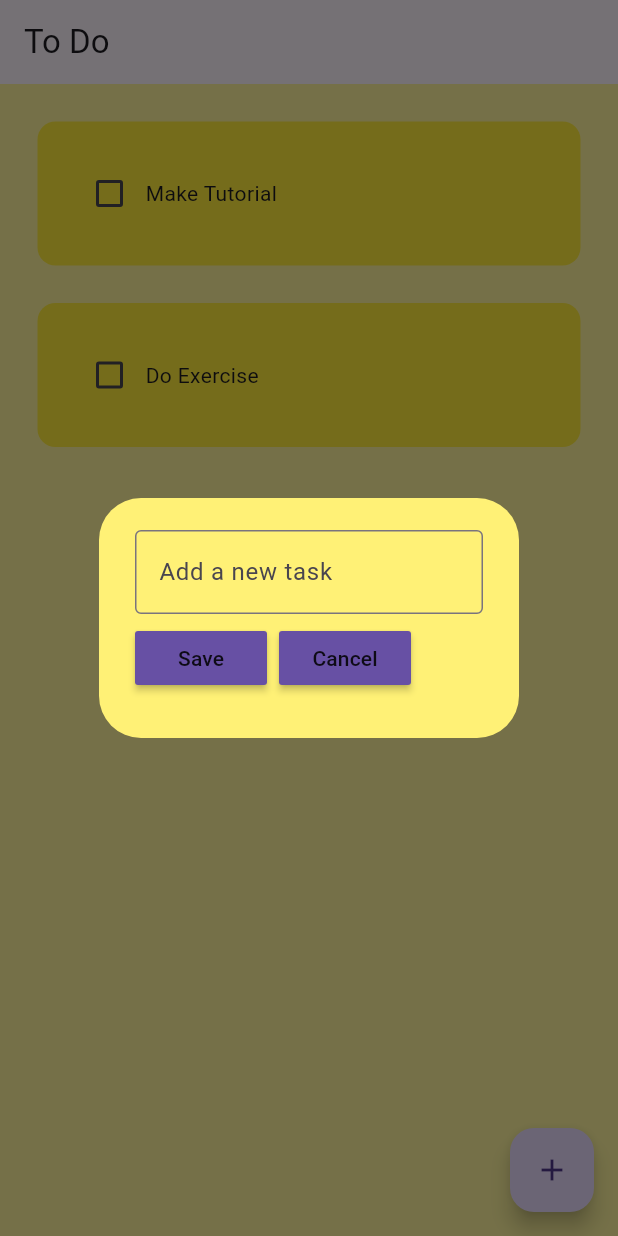
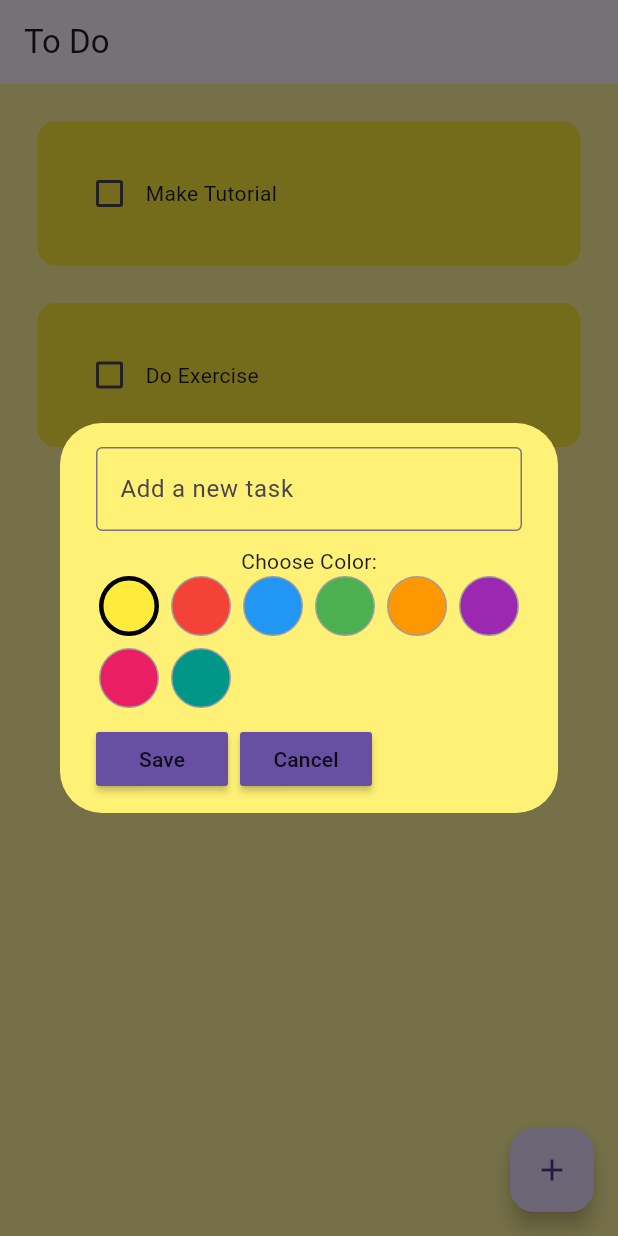
Before and after one commit to arata-aung/flutter_to_do_app, a Flutter app: the screen it shows after launch, after a tap on the "add" icon, on a phone screen of 412 x 824 dp. Run offline on Flutter 3.47's test engine with Material 3 defaults, Android fonts, the phone set to English and light mode, and no system bars; drawn by our look-alikes of flutter_slidable; our stand-ins replace hive_flutter; accounts and stored records are empty.

Commit message:
Add color setting feature for to-do items
Co-authored-by: arata-aung <5259204+arata-aung@users.noreply.github.com>

```diff
--- a/lib/data/database.dart
+++ b/lib/data/database.dart
@@ -7,13 +7,19 @@ class ToDoDatabase {
 
   void createInitialData() {
     toDoList = [
-      ["Make Tutorial", false],
-      ["Do Exercise", false],
+      ["Make Tutorial", false, "yellow"],
+      ["Do Exercise", false, "yellow"],
     ];
   }
 
   void loadData() {
     toDoList = _myBox.get("TODOLIST");
+    // Migrate old data that doesn't have color field
+    for (int i = 0; i < toDoList.length; i++) {
+      if (toDoList[i].length < 3) {
+        toDoList[i].add("yellow"); // Default color for old items
+      }
+    }
   }
 
   void updateDatabase() {
--- a/lib/pages/home_page.dart
+++ b/lib/pages/home_page.dart
@@ -34,7 +34,7 @@ class _HomePageState extends State<HomePage> {
     db.updateDatabase();
   }
 
-  void saveNewTask() {
+  void saveNewTask(String color) {
     if (_controller.text.trim().isEmpty) {
       return;
     }
@@ -42,6 +42,7 @@ class _HomePageState extends State<HomePage> {
       db.toDoList.add([
         _controller.text,
         false,
+        color,
       ]);
       _controller.clear();
     });
@@ -69,6 +70,13 @@ class _HomePageState extends State<HomePage> {
     db.updateDatabase();
   }
 
+  void changeTaskColor(int index, String newColor) {
+    setState(() {
+      db.toDoList[index][2] = newColor;
+    });
+    db.updateDatabase();
+  }
+
   @override
   Widget build(BuildContext context) {
     return Scaffold(
@@ -87,8 +95,12 @@ class _HomePageState extends State<HomePage> {
           return ToDoTile(
             taskName: db.toDoList[index][0],
             taskCompleted: db.toDoList[index][1],
+            taskColor: db.toDoList[index].length > 2
+                ? db.toDoList[index][2]
+                : "yellow",
             onChanged: (value) => checkBoxChanged(value, index),
             deleteFunction: (context) => deleteTask(index),
+            onColorChanged: (color) => changeTaskColor(index, color),
           );
         },
       ),
--- a/lib/util/dialog_box.dart
+++ b/lib/util/dialog_box.dart
@@ -1,9 +1,9 @@
 import 'package:flutter/material.dart';
 import 'package:to_do_app/util/my_button.dart';
 
-class DialogBox extends StatelessWidget {
+class DialogBox extends StatefulWidget {
   final TextEditingController controller;
-  final VoidCallback onSave;
+  final Function(String) onSave;
   final VoidCallback onCancel;
 
   const DialogBox({
@@ -14,28 +14,103 @@ class DialogBox extends StatelessWidget {
   });
 
   @override
+  State<DialogBox> createState() => _DialogBoxState();
+}
+
+class _DialogBoxState extends State<DialogBox> {
+  String selectedColor = "yellow";
+
+  Color getColorFromString(String colorName) {
+    switch (colorName.toLowerCase()) {
+      case 'red':
+        return Colors.red;
+      case 'blue':
+        return Colors.blue;
+      case 'green':
+        return Colors.green;
+      case 'orange':
+        return Colors.orange;
+      case 'purple':
+        return Colors.purple;
+      case 'pink':
+        return Colors.pink;
+      case 'teal':
+        return Colors.teal;
+      case 'cyan':
+        return Colors.cyan;
+      case 'amber':
+        return Colors.amber;
+      case 'yellow':
+      default:
+        return Colors.yellow;
+    }
+  }
+
+  Widget _buildColorOption(String colorName, Color color) {
+    return GestureDetector(
+      onTap: () {
+        setState(() {
+          selectedColor = colorName;
+        });
+      },
+      child: Container(
+        width: 40,
+        height: 40,
+        decoration: BoxDecoration(
+          color: color,
+          shape: BoxShape.circle,
+          border: Border.all(
+            color: selectedColor == colorName ? Colors.black : Colors.grey,
+            width: selectedColor == colorName ? 3 : 1,
+          ),
+        ),
+      ),
+    );
+  }
+
+  @override
   Widget build(BuildContext context) {
     return AlertDialog(
       backgroundColor: Colors.yellow[300],
       content: SizedBox(
-        height: 120,
+        height: 220,
         child: Column(
           mainAxisAlignment: MainAxisAlignment.spaceEvenly,
           children: [
             TextField(
-              controller: controller,
+              controller: widget.controller,
               decoration: const InputDecoration(
                 border: OutlineInputBorder(),
                 hintText: "Add a new task",
               ),
             ),
+            const SizedBox(height: 10),
+            const Text("Choose Color:"),
+            Wrap(
+              spacing: 8,
+              runSpacing: 8,
+              children: [
+                _buildColorOption('yellow', Colors.yellow),
+                _buildColorOption('red', Colors.red),
+                _buildColorOption('blue', Colors.blue),
+                _buildColorOption('green', Colors.green),
+                _buildColorOption('orange', Colors.orange),
+                _buildColorOption('purple', Colors.purple),
+                _buildColorOption('pink', Colors.pink),
+                _buildColorOption('teal', Colors.teal),
+              ],
+            ),
+            const SizedBox(height: 10),
             Row(
               children: [
-                MyButton(text: "Save", onPressed: onSave),
+                MyButton(
+                  text: "Save",
+                  onPressed: () => widget.onSave(selectedColor),
+                ),
                 const SizedBox(
                   width: 8,
                 ),
-                MyButton(text: "Cancel", onPressed: onCancel),
+                MyButton(text: "Cancel", onPressed: widget.onCancel),
               ],
             )
           ],
--- a/lib/util/todo_tile.dart
+++ b/lib/util/todo_tile.dart
@@ -6,6 +6,8 @@ class ToDoTile extends StatelessWidget {
   final bool taskCompleted;
   final Function(bool?)? onChanged;
   final Function(BuildContext)? deleteFunction;
+  final Function(String)? onColorChanged;
+  final String taskColor;
 
   const ToDoTile({
     super.key,
@@ -13,16 +15,100 @@ class ToDoTile extends StatelessWidget {
     required this.taskCompleted,
     required this.onChanged,
     required this.deleteFunction,
+    this.onColorChanged,
+    this.taskColor = "yellow",
   });
 
   @override
   Widget build(BuildContext context) {
+    // Helper function to get Color from string
+    Color getColorFromString(String colorName) {
+      switch (colorName.toLowerCase()) {
+        case 'red':
+          return Colors.red;
+        case 'blue':
+          return Colors.blue;
+        case 'green':
+          return Colors.green;
+        case 'orange':
+          return Colors.orange;
+        case 'purple':
+          return Colors.purple;
+        case 'pink':
+          return Colors.pink;
+        case 'teal':
+          return Colors.teal;
+        case 'cyan':
+          return Colors.cyan;
+        case 'amber':
+          return Colors.amber;
+        case 'yellow':
+        default:
+          return Colors.yellow;
+      }
+    }
+
+    // Helper function to build a color option
+    Widget _buildColorOption(BuildContext dialogContext, String colorName, Color color) {
+      return GestureDetector(
+        onTap: () {
+          if (onColorChanged != null) {
+            onColorChanged!(colorName);
+          }
+          Navigator.of(dialogContext).pop();
+        },
+        child: Container(
+          width: 50,
+          height: 50,
+          decoration: BoxDecoration(
+            color: color,
+            shape: BoxShape.circle,
+            border: Border.all(
+              color: taskColor == colorName ? Colors.black : Colors.grey,
+              width: taskColor == colorName ? 3 : 1,
+            ),
+          ),
+        ),
+      );
+    }
+
     return Padding(
       padding: const EdgeInsets.only(left: 25.0, top: 25, right: 25),
       child: Slidable(
         endActionPane: ActionPane(
           motion: const StretchMotion(),
           children: [
+            SlidableAction(
+              onPressed: (context) {
+                // Show color picker dialog
+                showDialog(
+                  context: context,
+                  builder: (BuildContext dialogContext) {
+                    return AlertDialog(
+                      title: const Text('Choose Color'),
+                      content: Wrap(
+                        spacing: 10,
+                        runSpacing: 10,
+                        children: [
+                          _buildColorOption(dialogContext, 'yellow', Colors.yellow),
+                          _buildColorOption(dialogContext, 'red', Colors.red),
+                          _buildColorOption(dialogContext, 'blue', Colors.blue),
+                          _buildColorOption(dialogContext, 'green', Colors.green),
+                          _buildColorOption(dialogContext, 'orange', Colors.orange),
+                          _buildColorOption(dialogContext, 'purple', Colors.purple),
+                          _buildColorOption(dialogContext, 'pink', Colors.pink),
+                          _buildColorOption(dialogContext, 'teal', Colors.teal),
+                          _buildColorOption(dialogContext, 'cyan', Colors.cyan),
+                          _buildColorOption(dialogContext, 'amber', Colors.amber),
+                        ],
+                      ),
+                    );
+                  },
+                );
+              },
+              icon: Icons.color_lens,
+              backgroundColor: Colors.blue.shade300,
+            ),
             SlidableAction(
               onPressed: deleteFunction,
               icon: Icons.delete,
@@ -33,7 +119,7 @@ class ToDoTile extends StatelessWidget {
         child: Container(
           padding: const EdgeInsets.all(24),
           decoration: BoxDecoration(
-            color: Colors.yellow,
+            color: getColorFromString(taskColor),
             borderRadius: BorderRadius.circular(12),
           ),
           child: Row(
```
